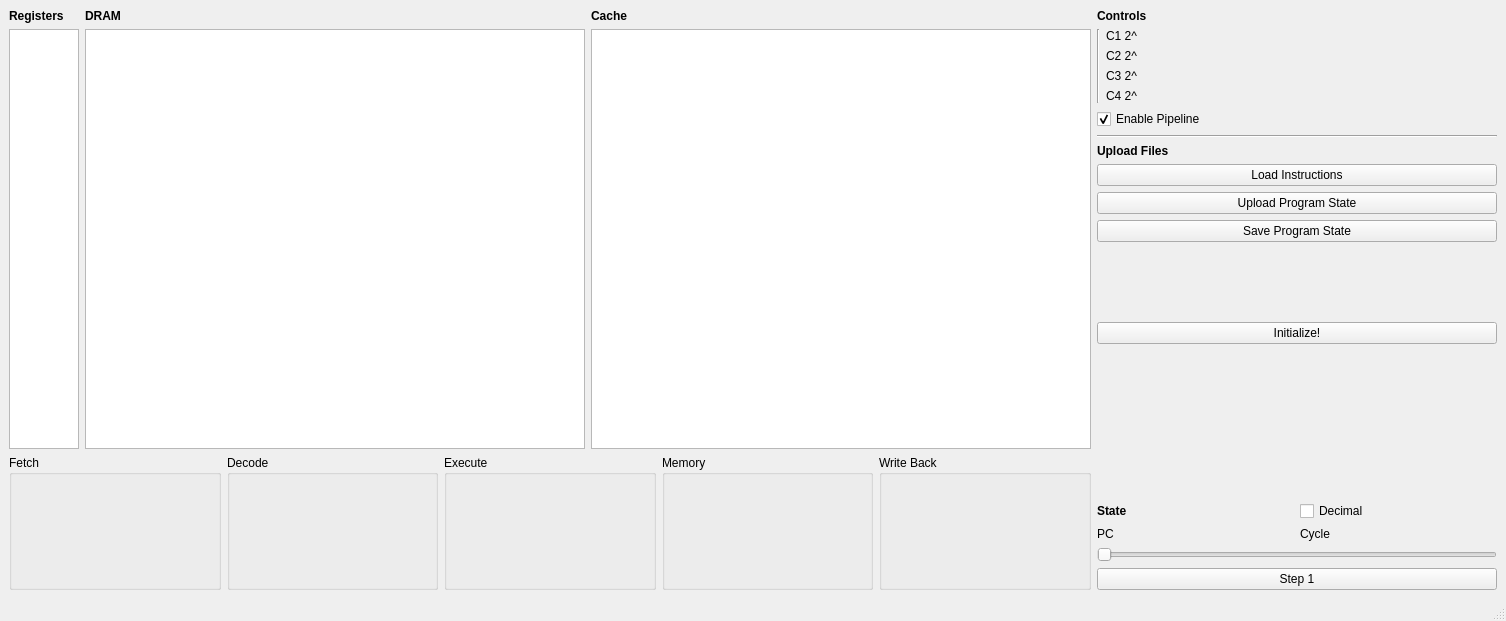
Before: the Qt Designer form gui/gui.ui in bdunahu/RISC-V-ECTOR-, drawn with Qt 5.
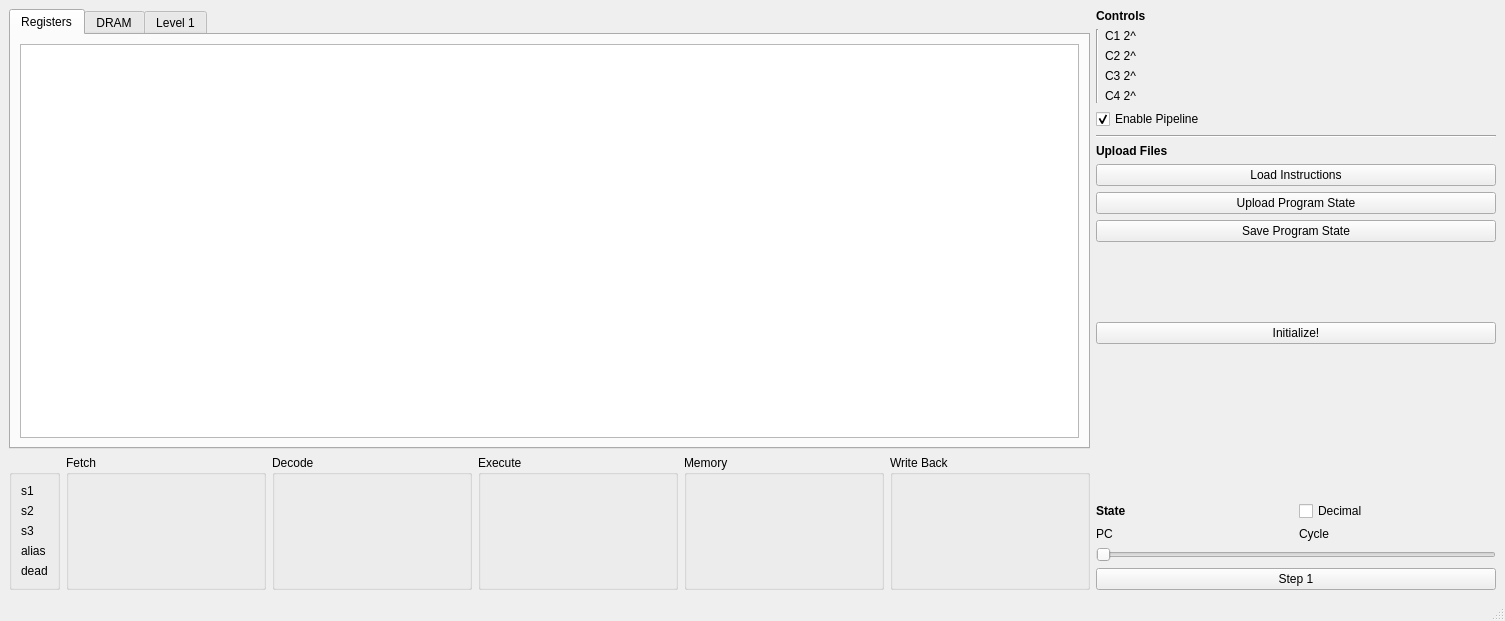
After: the same form once the commit is applied. Custom widgets are drawn as their Qt base class.

Commit message: Add tab bar

Diff of the .ui file:
```diff
--- a/gui/gui.ui
+++ b/gui/gui.ui
@@ -24,39 +24,35 @@
           <item>
            <layout class="QHBoxLayout" name="storage_view">
             <item>
-             <layout class="QVBoxLayout" name="registers">
+             <layout class="QVBoxLayout" name="registers"/>
+            </item>
               <item>
-               <widget class="QLabel" name="label_5">
-                <property name="font">
-                 <font>
-                  <bold>true</bold>
-                 </font>
-                </property>
-                <property name="text">
+             <widget class="QTabWidget" name="storage">
+              <property name="minimumSize">
+               <size>
+                <width>700</width>
+                <height>0</height>
+               </size>
+              </property>
+              <property name="currentIndex">
+               <number>0</number>
+              </property>
+              <widget class="QWidget" name="Registers">
+               <attribute name="title">
                  <string>Registers</string>
-                </property>
-               </widget>
-              </item>
-              <item>
+               </attribute>
+               <layout class="QGridLayout" name="gridLayout_4">
+                <item row="0" column="0">
                <widget class="QTextEdit" name="register_table"/>
               </item>
              </layout>
-            </item>
-            <item>
-             <layout class="QVBoxLayout" name="dram">
-              <item>
-               <widget class="QLabel" name="label_10">
-                <property name="font">
-                 <font>
-                  <bold>true</bold>
-                 </font>
-                </property>
-                <property name="text">
+              </widget>
+              <widget class="QWidget" name="tab">
+               <attribute name="title">
                  <string>DRAM</string>
-                </property>
-               </widget>
-              </item>
-              <item>
+               </attribute>
+               <layout class="QGridLayout" name="gridLayout_3">
+                <item row="0" column="0">
                <widget class="QTextEdit" name="dram_table">
                 <property name="minimumSize">
                  <size>
@@ -67,22 +63,13 @@
                </widget>
               </item>
              </layout>
-            </item>
-            <item>
-             <layout class="QVBoxLayout" name="cache">
-              <item>
-               <widget class="QLabel" name="label_6">
-                <property name="font">
-                 <font>
-                  <bold>true</bold>
-                 </font>
-                </property>
-                <property name="text">
-                 <string>Cache</string>
-                </property>
-               </widget>
-              </item>
-              <item>
+              </widget>
+              <widget class="QWidget" name="tab_2">
+               <attribute name="title">
+                <string>Level 1</string>
+               </attribute>
+               <layout class="QGridLayout" name="gridLayout">
+                <item row="0" column="0">
                <widget class="QTextEdit" name="cache_table">
                 <property name="minimumSize">
                  <size>
@@ -93,11 +80,72 @@
                </widget>
               </item>
              </layout>
+              </widget>
+             </widget>
+            </item>
+            <item>
+             <layout class="QVBoxLayout" name="dram"/>
+            </item>
+            <item>
+             <layout class="QVBoxLayout" name="cache"/>
             </item>
            </layout>
           </item>
           <item>
            <layout class="QHBoxLayout" name="pipe_view">
+            <item>
+             <widget class="QGroupBox" name="groupBox">
+              <property name="maximumSize">
+               <size>
+                <width>120</width>
+                <height>16777215</height>
+               </size>
+              </property>
+              <property name="title">
+               <string> </string>
+              </property>
+              <property name="alignment">
+               <set>Qt::AlignmentFlag::AlignLeading|Qt::AlignmentFlag::AlignLeft|Qt::AlignmentFlag::AlignTop</set>
+              </property>
+              <layout class="QVBoxLayout" name="verticalLayout_6">
+               <item>
+                <widget class="QLabel" name="label_7">
+                 <property name="text">
+                  <string>s1</string>
+                 </property>
+                </widget>
+               </item>
+               <item>
+                <widget class="QLabel" name="label_8">
+                 <property name="text">
+                  <string>s2</string>
+                 </property>
+                </widget>
+               </item>
+               <item>
+                <widget class="QLabel" name="label_9">
+                 <property name="text">
+                  <string>s3</string>
+                 </property>
+                </widget>
+               </item>
+               <item>
+                <widget class="QLabel" name="label_11">
+                 <property name="text">
+                  <string>alias</string>
+                 </property>
+                </widget>
+               </item>
+               <item>
+                <widget class="QLabel" name="label_14">
+                 <property name="text">
+                  <string>dead</string>
+                 </property>
+                </widget>
+               </item>
+              </layout>
+             </widget>
+            </item>
             <item>
              <widget class="QGroupBox" name="Fetch">
               <property name="minimumSize">
@@ -113,6 +161,27 @@
                <set>Qt::AlignmentFlag::AlignLeading|Qt::AlignmentFlag::AlignLeft|Qt::AlignmentFlag::AlignTop</set>
               </property>
               <layout class="QVBoxLayout" name="verticalLayout">
+               <item>
+                <widget class="QLabel" name="label_17">
+                 <property name="text">
+                  <string/>
+                 </property>
+                </widget>
+               </item>
+               <item>
+                <widget class="QLabel" name="label_16">
+                 <property name="text">
+                  <string/>
+                 </property>
+                </widget>
+               </item>
+               <item>
+                <widget class="QLabel" name="label_15">
+                 <property name="text">
+                  <string/>
+                 </property>
+                </widget>
+               </item>
                <item>
                 <widget class="DigitLabel" name="fetch_bits">
                  <property name="text">
@@ -145,6 +214,27 @@
                <set>Qt::AlignmentFlag::AlignLeading|Qt::AlignmentFlag::AlignLeft|Qt::AlignmentFlag::AlignTop</set>
               </property>
               <layout class="QVBoxLayout" name="verticalLayout_2">
+               <item>
+                <widget class="QLabel" name="label_20">
+                 <property name="text">
+                  <string/>
+                 </property>
+                </widget>
+               </item>
+               <item>
+                <widget class="QLabel" name="label_19">
+                 <property name="text">
+                  <string/>
+                 </property>
+                </widget>
+               </item>
+               <item>
+                <widget class="QLabel" name="label_18">
+                 <property name="text">
+                  <string/>
+                 </property>
+                </widget>
+               </item>
                <item>
                 <widget class="DigitLabel" name="decode_bits">
                  <property name="text">
@@ -314,6 +404,13 @@
                  </property>
                 </widget>
                </item>
+               <item>
+                <widget class="QLabel" name="write_squashed">
+                 <property name="text">
+                  <string/>
+                 </property>
+                </widget>
+               </item>
               </layout>
              </widget>
             </item>
```
Lines whose indentation alone changed are shown as unchanged. The commit also changes 2 other files.
